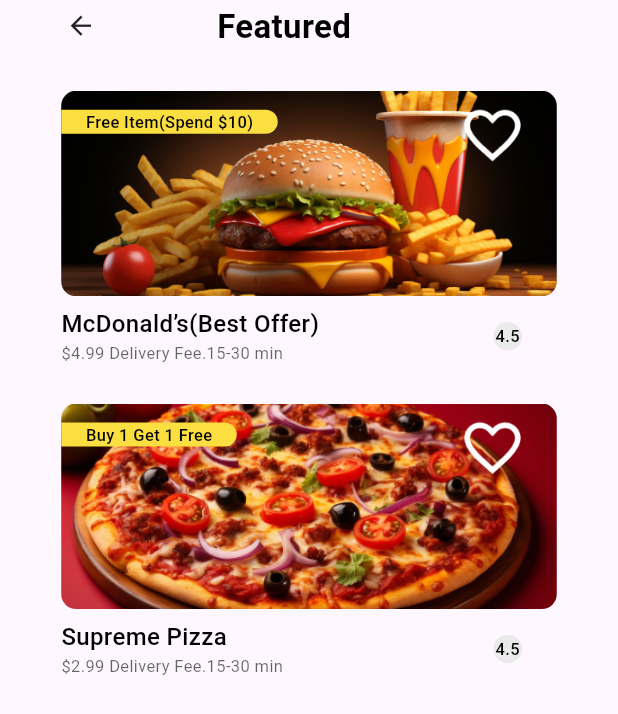
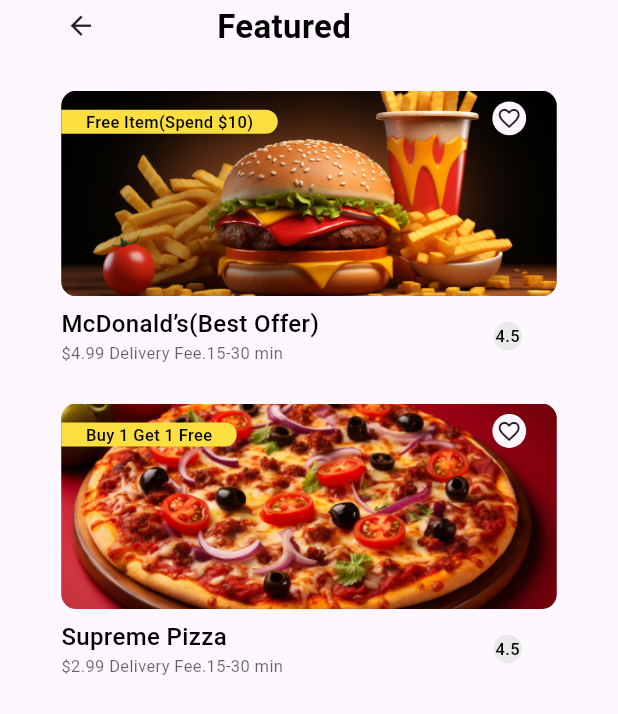
Before and after one commit to SamedHrmn/food-delivery-flutter, a Flutter app: the FeaturedView screen opened by its route, on a phone screen of 412 x 824 dp. Shown: the top 714 px of the screen. Run offline on Flutter 3.47's test engine with Material 3 defaults, Android fonts, the phone set to English and light mode, and no system bars; our stand-ins replace flutter_native_splash, go_router; Roboto replaces fonts that are missing (Poppins).

Commit message:
favourites feature refactored,completed

```diff
--- a/lib/feature/home/domain/food_model.dart
+++ b/lib/feature/home/domain/food_model.dart
@@ -8,7 +8,6 @@ class FoodModel {
   final double? rating;
   final String? duration;
   final String? imagePath;
-  final bool isFavourite;
   final List<String> extras;
 
   FoodModel({
@@ -21,7 +20,6 @@ class FoodModel {
     required this.duration,
     required this.imagePath,
     this.extras = const [],
-    this.isFavourite = false,
   });
 
   FoodModel copyWith({
@@ -45,7 +43,6 @@ class FoodModel {
       rating: rating ?? this.rating,
       duration: duration ?? this.duration,
       imagePath: imagePath ?? this.imagePath,
-      isFavourite: isFavourite ?? this.isFavourite,
       extras: extras ?? this.extras,
     );
   }
--- a/lib/feature/home/favourite/favourite_viewmodel.dart
+++ b/lib/feature/home/favourite/favourite_viewmodel.dart
@@ -1,15 +1,24 @@
 import 'package:flutter/widgets.dart';
 import 'package:food_delivery_flutter/feature/home/domain/food_model.dart';
-import 'package:food_delivery_flutter/feature/home/home_view_viewmodel.dart';
 
 class FavouriteViewModel extends ChangeNotifier {
-  final HomeViewViewModel _homeViewViewModel;
-
-  FavouriteViewModel({required HomeViewViewModel homeViewViewModel}) : _homeViewViewModel = homeViewViewModel;
+  List<FoodModel> favouritesAll = [];
+  bool favouritesAllLoading = false;
 
   void updateFoodFavorite(FoodModel? foodModel) {
     if (foodModel == null) return;
 
-    _homeViewViewModel.updateHotspotItem(foodModel.copyWith(isFavourite: !foodModel.isFavourite));
+    final i = favouritesAll.indexWhere((element) => foodModel.name == element.name);
+    if (i != -1) {
+      favouritesAll.removeAt(i);
+    } else {
+      favouritesAll.add(foodModel);
+    }
+
+    notifyListeners();
+  }
+
+  bool isFavourite(FoodModel model) {
+    return favouritesAll.contains(model);
   }
 }
--- a/lib/feature/home/featured/featured_section.dart
+++ b/lib/feature/home/featured/featured_section.dart
@@ -36,6 +36,7 @@ class _FeaturedSection extends StatelessWidget {
               padding: SizeHelper.padding(l: 20, r: 20, t: 16),
               scrollDirection: Axis.horizontal,
               itemBuilder: (context, index) => FeaturedItem(
+                onTap: () => context.push(AppNavigation.foodDetailViewPath, extra: homeViewModel.featuredItems[index]),
                 featuredModel: homeViewModel.featuredItems[index],
               ),
               separatorBuilder: (context, index) => SizedBox(width: SizeHelper.toWidth(24)),
--- a/lib/feature/home/featured/featured_view.dart
+++ b/lib/feature/home/featured/featured_view.dart
@@ -1,6 +1,7 @@
 import 'package:flutter/material.dart';
 import 'package:food_delivery_flutter/feature/home/home_view_viewmodel.dart';
 import 'package:food_delivery_flutter/feature/home/widget/featured_item.dart';
+import 'package:food_delivery_flutter/project/navigation/app_navigation.dart';
 import 'package:food_delivery_flutter/project/util/size_helper.dart';
 import 'package:food_delivery_flutter/project/widget/food_delivery_icon_button.dart';
 import 'package:food_delivery_flutter/project/widget/food_delivery_text.dart';
@@ -50,6 +51,7 @@ class _FeaturedViewState extends State<FeaturedView> {
                     itemBuilder: (context, index) => SizedBox(
                           height: SizeHelper.toHeight(260),
                           child: FeaturedItem(
+                            onTap: () => context.push(AppNavigation.foodDetailViewPath, extra: homeViewModel.featuredItems[index]),
                             featuredModel: homeViewModel.featuredItems[index],
                           ),
                         ),
--- a/lib/feature/home/home_view_mixin.dart
+++ b/lib/feature/home/home_view_mixin.dart
@@ -11,7 +11,6 @@ mixin HomeViewMixin on State<HomeView> {
   final navbarPages = const [
     HomePage(),
     HotspotView(),
-    SizedBox(),
     FavouritePage(),
     ProfilePage(),
   ];
--- a/lib/feature/home/hotspots/hotspot_view.dart
+++ b/lib/feature/home/hotspots/hotspot_view.dart
@@ -56,7 +56,7 @@ class HotspotView extends StatelessWidget {
                   ),
                   itemBuilder: (context, index) {
                     return HotspotItem(
-                      onTap: () => context.go(AppNavigation.foodDetailViewPath, extra: homeViewModel.hotSpots[index]),
+                      onTap: () => context.push(AppNavigation.foodDetailViewPath, extra: homeViewModel.hotSpots[index]),
                       hotspotModel: homeViewModel.hotSpots[index],
                     );
                   },
--- a/lib/feature/home/widget/featured_item.dart
+++ b/lib/feature/home/widget/featured_item.dart
@@ -1,18 +1,22 @@
 import 'package:flutter/material.dart';
 import 'package:food_delivery_flutter/project/util/size_helper.dart';
+import 'package:food_delivery_flutter/project/widget/food_delivery_favourite_button.dart';
 import 'package:food_delivery_flutter/project/widget/food_delivery_text.dart';
 import 'package:gen/gen.dart';
 
 import '../domain/food_model.dart';
 
 class FeaturedItem extends StatelessWidget {
-  const FeaturedItem({super.key, required this.featuredModel});
+  const FeaturedItem({super.key, required this.featuredModel, required this.onTap});
 
   final FoodModel featuredModel;
+  final VoidCallback onTap;
 
   @override
   Widget build(BuildContext context) {
-    return SizedBox(
+    return GestureDetector(
+      onTap: onTap,
+      child: SizedBox(
         width: SizeHelper.toWidth(255),
         child: Column(
           crossAxisAlignment: CrossAxisAlignment.start,
@@ -52,15 +56,7 @@ class FeaturedItem extends StatelessWidget {
                   Positioned(
                     right: SizeHelper.toWidth(10),
                     top: SizeHelper.toHeight(10),
-                  child: InkWell(
-                    onTap: () {},
-                    child: Image.asset(
-                      Assets.images.icFav2.path,
-                      package: 'gen',
-                      color: FoodDeliveryColors.white1,
-                      width: SizeHelper.toWidth(22),
-                    ),
-                  ),
+                    child: FoodDeliveryFavouriteButton(model: featuredModel),
                   ),
                 ],
               ),
@@ -98,6 +94,7 @@ class FeaturedItem extends StatelessWidget {
             )
           ],
         ),
+      ),
     );
   }
 }
--- a/lib/main.dart
+++ b/lib/main.dart
@@ -45,7 +45,7 @@ class _MyAppState extends State<MyApp> {
           create: (context) => CartViewModel(),
         ),
         ChangeNotifierProvider(
-          create: (context) => FavouriteViewModel(homeViewViewModel: context.read<HomeViewViewModel>()),
+          create: (context) => FavouriteViewModel(),
         ),
       ],
       child: MaterialApp.router(
--- /dev/null
+++ b/lib/project/widget/food_delivery_favourite_button.dart
@@ -0,0 +1,24 @@
+import 'package:flutter/material.dart';
+import 'package:food_delivery_flutter/feature/home/domain/food_model.dart';
+import 'package:food_delivery_flutter/feature/home/favourite/favourite_viewmodel.dart';
+import 'package:food_delivery_flutter/project/widget/food_delivery_icon_button.dart';
+import 'package:provider/provider.dart';
+
+class FoodDeliveryFavouriteButton extends StatelessWidget {
+  const FoodDeliveryFavouriteButton({super.key, required this.model});
+
+  final FoodModel model;
+
+  @override
+  Widget build(BuildContext context) {
+    return Consumer<FavouriteViewModel>(
+      builder: (context, favouriteViewModel, _) {
+        return FoodDeliveryIconButton(
+          onTap: () => context.read<FavouriteViewModel>().updateFoodFavorite(model),
+          iconData: favouriteViewModel.isFavourite(model) ? Icons.favorite : Icons.favorite_outline,
+          size: 24,
+        );
+      },
+    );
+  }
+}
```
Also changed, not shown: lib/feature/detail/food_detail_view.dart (+17 -38 lines), lib/feature/home/favourite/favourite_page.dart (+120 -2 lines), lib/feature/home/home_view_viewmodel.dart (+1 -16 lines). Lines whose indentation alone changed are shown as unchanged.
